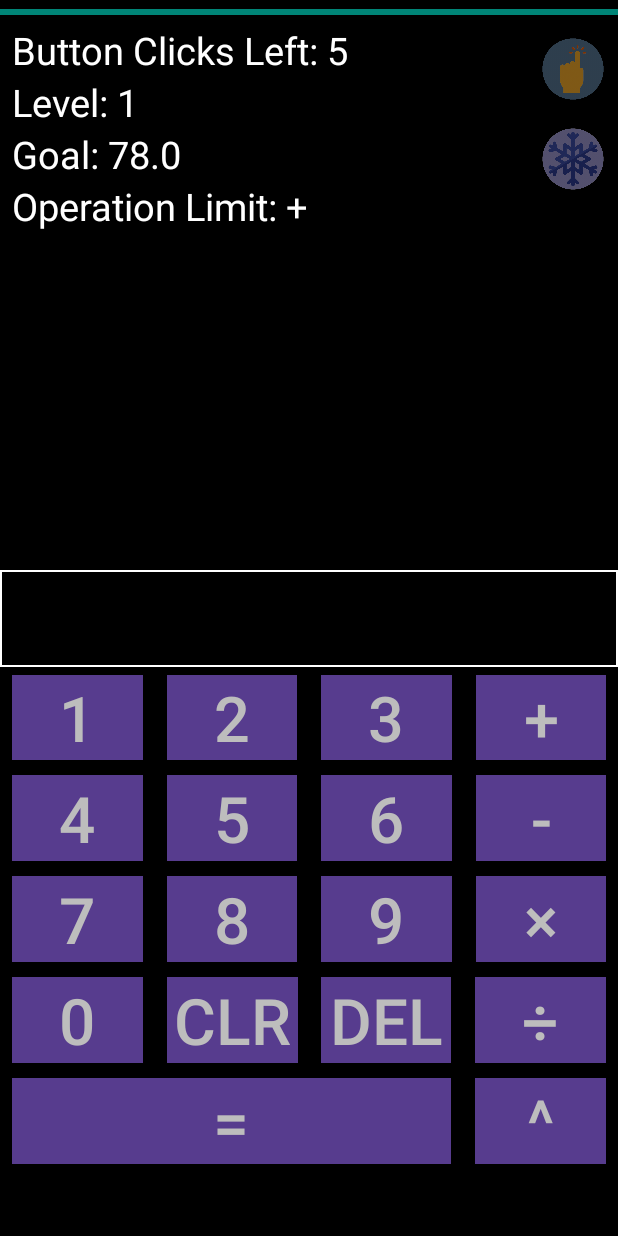
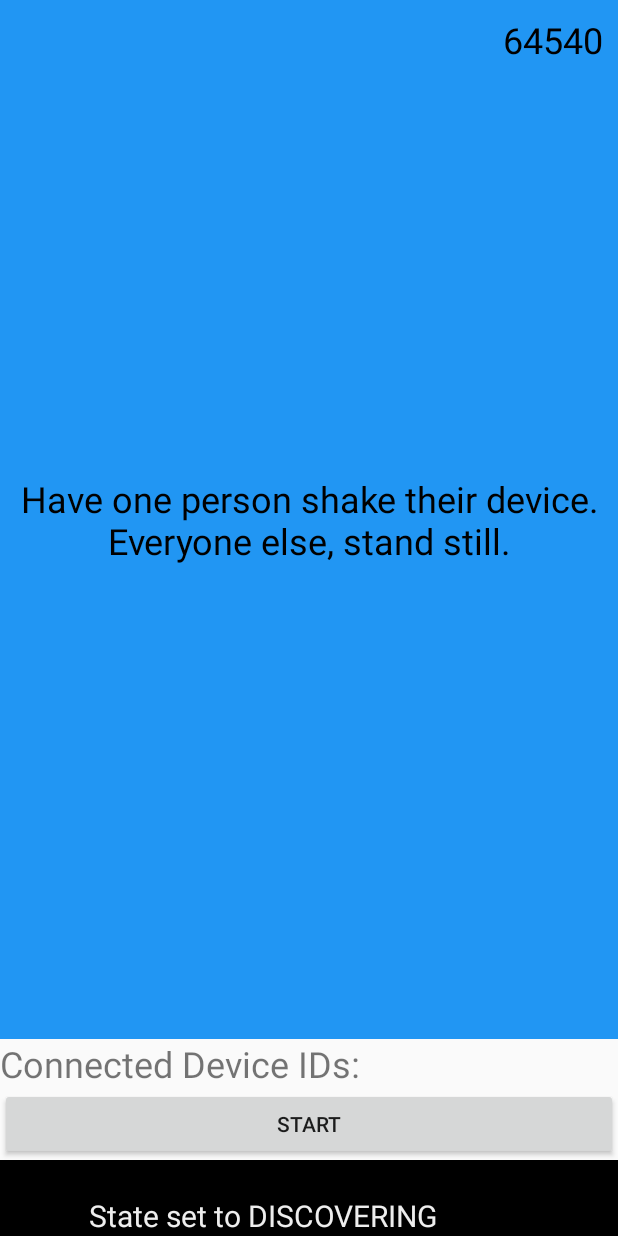
Before and after one commit to AnmayG/CalculatorProject, an Android app: the NetworkActivity screen opened directly, with no data from a screen before it, on a phone screen of 412 x 824 dp. Run offline under Robolectric (Android 15) with nearby library versions, the phone set to English and light mode, and no system bars; our stand-ins replace Firebase (no records; nobody signed in at launch, a user with empty details on screens opened directly); 8 statements that could not run were skipped.

Commit message:
begin actual networking work in NetworkActivity.java

```diff
--- a/app/src/main/java/com/example/calculatorprojectv2/Goal.java
+++ b/app/src/main/java/com/example/calculatorprojectv2/Goal.java
@@ -20,7 +20,7 @@ public class Goal {
     private final int id;
 
     // TODO: Implement changing times, currently set at 10,000 seconds should be 10,000 milliseconds
-    private int time = 1000000000;
+    private int time = 10000;
 
     private int randLimit = 10000;
 
@@ -86,8 +86,6 @@ public class Goal {
     }
 
     public void createTargets() {
-        // TODO: Create an actual algorithm to randomly create numbers
-
         // Currently, the algorithm is extremely simplistic and does not have advanced calculations
         // It may be a good idea to incorporate high-level processes such as checking to make sure that the sum is 9999
         // Additionally, other operations need to be added manually with this design, which obviously isn't a good thing
--- a/app/src/main/java/com/example/calculatorprojectv2/NetworkActivity.java
+++ b/app/src/main/java/com/example/calculatorprojectv2/NetworkActivity.java
@@ -3,7 +3,6 @@ package com.example.calculatorprojectv2;
 import android.Manifest;
 import android.animation.Animator;
 import android.content.Context;
-import android.content.Intent;
 import android.hardware.Sensor;
 import android.hardware.SensorEvent;
 import android.hardware.SensorEventListener;
@@ -129,6 +128,24 @@ public class NetworkActivity extends ConnectionsActivity implements SensorEventL
     protected void onCreate(Bundle savedInstanceState) {
         super.onCreate(savedInstanceState);
         setContentView(R.layout.activity_network);
+
+        String points = getIntent().getStringExtra("Points");
+        String doubleEnabled = getIntent().getStringExtra("isDoublePointsEnabled");
+        String numDouble = getIntent().getStringExtra("NumDouble");
+        String numFreeze = getIntent().getStringExtra("NumFreeze");
+        String numClick = getIntent().getStringExtra("NumClick");
+
+        Bundle args = new Bundle();
+        args.putString("Points",points);
+        args.putString("isDoublePointsEnabled", doubleEnabled);
+        args.putString("NumDouble", numDouble);
+        args.putString("NumFreeze", numFreeze);
+        args.putString("NumClick", numClick);
+
+        getSupportFragmentManager().beginTransaction()
+                .setReorderingAllowed(true)
+                .add(R.id.calculator_fragment, CalculatorFragment.class, args)
+                .commit();
 
         mSensorManager = (SensorManager) getSystemService(SENSOR_SERVICE);
         mAccelerometer = mSensorManager.getDefaultSensor(Sensor.TYPE_ACCELEROMETER);
@@ -484,6 +501,9 @@ public class NetworkActivity extends ConnectionsActivity implements SensorEventL
     /** {@see ConnectionsActivity#onReceive(Endpoint, Payload)} */
     @Override
     protected void onReceive(Endpoint endpoint, Payload payload) {
+        if(payload.getType() == Payload.Type.STREAM) {
+
+        }
         payload.getType();// payload.asStream().asInputStream())
     }
 
@@ -494,8 +514,9 @@ public class NetworkActivity extends ConnectionsActivity implements SensorEventL
             ParcelFileDescriptor[] payloadPipe = ParcelFileDescriptor.createPipe();
 
             // Send the first half of the payload (the read side) to Nearby Connections.
-            // send(Payload.fromStream(payloadPipe[0]));
+            send(Payload.fromStream(payloadPipe[0]));
 
+            // Use the second half of the payload (the write side) in AudioRecorder
         } catch (IOException e) {
             logE("startRecording() failed", e);
         }
--- a/app/src/main/res/layout/activity_level_one.xml
+++ b/app/src/main/res/layout/activity_level_one.xml
@@ -7,7 +7,6 @@
     <androidx.fragment.app.FragmentContainerView
         android:id="@+id/calculator_fragment"
         android:layout_width="match_parent"
-        android:layout_height="match_parent"
-        android:name="com.example.calculatorprojectv2.CalculatorFragment" />
+        android:layout_height="match_parent" />
 
 </androidx.constraintlayout.widget.ConstraintLayout>
--- a/app/src/main/res/layout/activity_network.xml
+++ b/app/src/main/res/layout/activity_network.xml
@@ -10,7 +10,7 @@
         android:layout_width="match_parent"
         android:layout_height="match_parent"
         android:keepScreenOn="true"
-        android:visibility="gone"
+        android:visibility="visible"
         app:layout_constraintBottom_toBottomOf="parent"
         app:layout_constraintEnd_toEndOf="parent"
         app:layout_constraintStart_toStartOf="parent"
@@ -92,13 +92,25 @@
     </androidx.constraintlayout.widget.ConstraintLayout>
 
     <androidx.fragment.app.FragmentContainerView
-        android:name="com.example.calculatorprojectv2.CalculatorFragment"
         android:id="@+id/calculator_fragment"
         android:layout_width="0dp"
         android:layout_height="0dp"
-        app:layout_constraintBottom_toBottomOf="parent"
+        android:visibility="gone"
+        app:layout_constraintBottom_toTopOf="@id/race_layout"
         app:layout_constraintEnd_toEndOf="parent"
         app:layout_constraintStart_toStartOf="parent"
         app:layout_constraintTop_toTopOf="parent" />
 
+    <androidx.constraintlayout.widget.ConstraintLayout
+        android:id="@+id/race_layout"
+        android:layout_width="match_parent"
+        android:layout_height="wrap_content"
+        android:visibility="gone"
+        app:layout_constraintBottom_toBottomOf="parent"
+        app:layout_constraintEnd_toEndOf="parent"
+        app:layout_constraintStart_toStartOf="parent"
+        app:layout_constraintTop_toBottomOf="@id/calculator_fragment">
+
+    </androidx.constraintlayout.widget.ConstraintLayout>
+
 </androidx.constraintlayout.widget.ConstraintLayout>
--- a/app/src/main/res/values/strings.xml
+++ b/app/src/main/res/values/strings.xml
@@ -59,6 +59,4 @@
     <string name="next_to_continue">Press Next to Continue</string>
     <string name="click_image_description">Extra Click</string>
     <string name="freeze_image_description">Freeze Timer</string>
-    <!-- TODO: Remove or change this placeholder text -->
-    <string name="hello_blank_fragment">Hello blank fragment</string>
 </resources>
```
Also changed, not shown: app/src/main/java/com/example/calculatorprojectv2/CalculatorFragment.java (+15 -51 lines).
